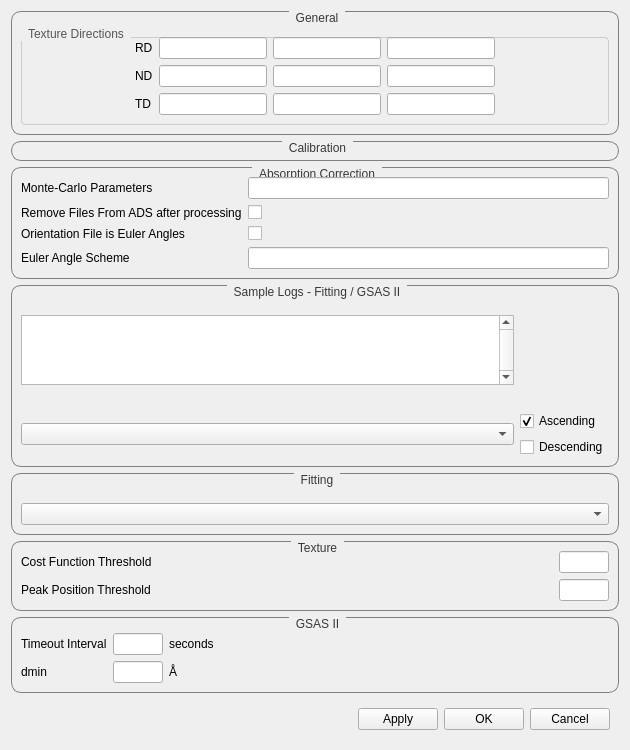
First picture: the form in qt/python/mantidqtinterfaces/mantidqtinterfaces/Engineering/gui/engineering_diffraction/settings/settings_widget.ui, repository mantidproject/mantid, before the edit.
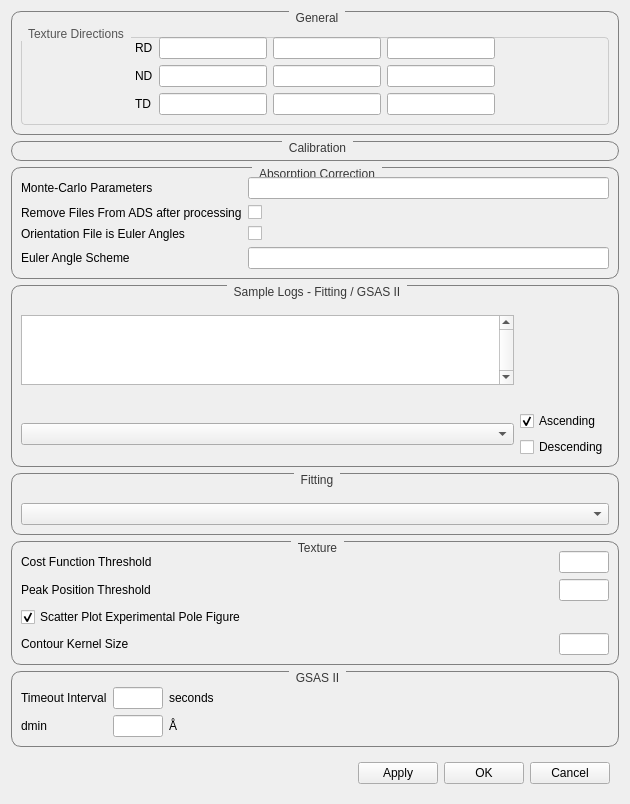
Second picture: the form after the edit. Custom widgets are drawn as their Qt base class.

Commit message: experiment updates - contour map

```diff
--- a/qt/python/mantidqtinterfaces/mantidqtinterfaces/Engineering/gui/engineering_diffraction/settings/settings_widget.ui
+++ b/qt/python/mantidqtinterfaces/mantidqtinterfaces/Engineering/gui/engineering_diffraction/settings/settings_widget.ui
@@ -467,6 +467,42 @@
           </property>
          </widget>
         </item>
+          <item row="2" column="0">
+         <widget class="QCheckBox" name="expPF_checkBox">
+          <property name="text">
+           <string>Scatter Plot Experimental Pole Figure</string>
+          </property>
+          <property name="checked">
+           <bool>true</bool>
+          </property>
+         </widget>
+        </item>
+         <item row="3" column="0">
+         <widget class="QLabel" name="label_10">
+          <property name="text">
+           <string>Contour Kernel Size</string>
+          </property>
+         </widget>
+        </item>
+      <item row="3" column="1">
+         <widget class="QLineEdit" name="contourKernel_lineedit">
+          <property name="sizePolicy">
+           <sizepolicy hsizetype="Fixed" vsizetype="Fixed">
+            <horstretch>0</horstretch>
+            <verstretch>0</verstretch>
+           </sizepolicy>
+          </property>
+          <property name="maximumSize">
+           <size>
+            <width>50</width>
+            <height>16777215</height>
+           </size>
+          </property>
+          <property name="text">
+           <string/>
+          </property>
+         </widget>
+        </item>
      </layout>
     </widget>
    </item>
```
The commit also changes 5 other files.
